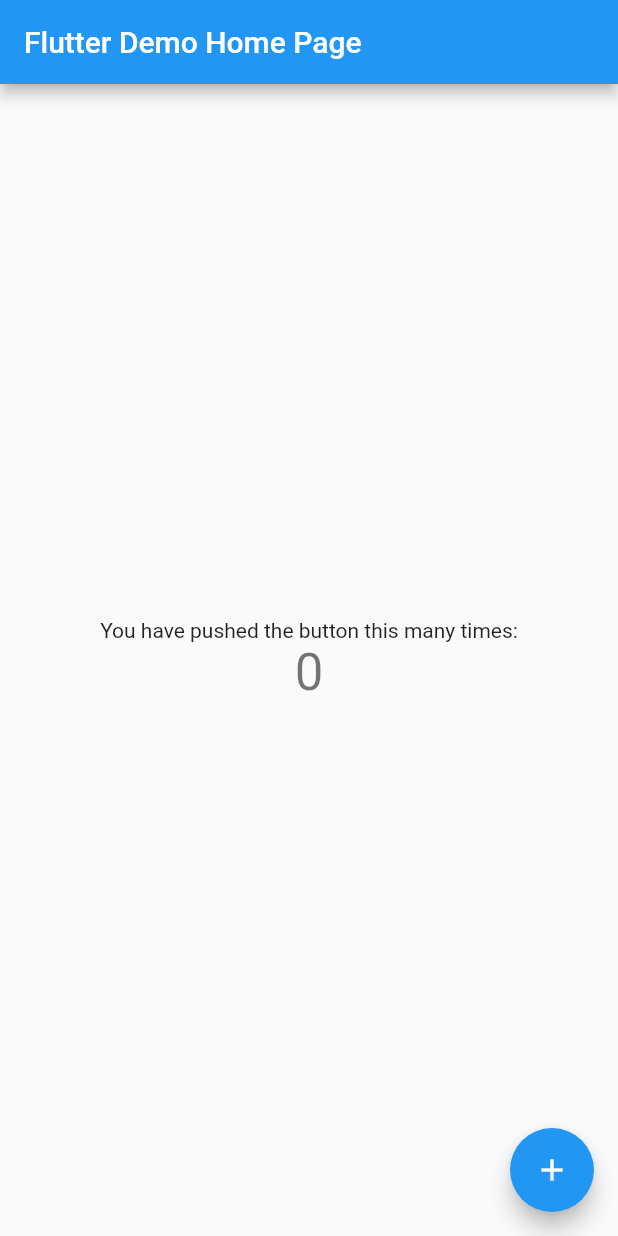
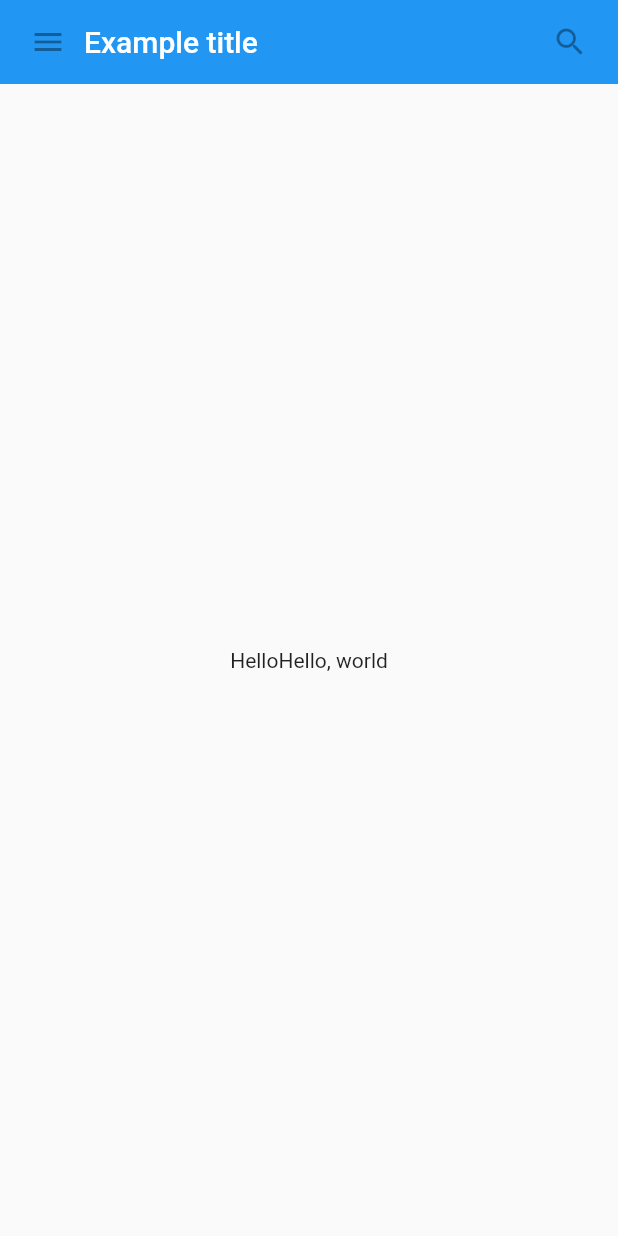
Before and after one commit to niwa-niwa/lesson-flutter, a Flutter app: the screen it shows after launch, on a phone screen of 412 x 824 dp. Run offline on Flutter 3.47's test engine with Material 2 defaults, Android fonts, the phone set to English and light mode, and no system bars.

Commit message:
basic widgets

```diff
--- a/lib/main.dart
+++ b/lib/main.dart
@@ -1,117 +1,68 @@
 import 'package:flutter/material.dart';
 
 void main() {
-  runApp(MyApp());
+  runApp(MaterialApp(
+    title: 'My app',
+    home: SafeArea(
+      child: MyScaffold(),
+    ),
+  ));
 }
 
-class MyApp extends StatelessWidget {
-  // This widget is the root of your application.
+
+class MyAppBar extends StatelessWidget{
+  MyAppBar({this.title});
+
+  final Widget title;
+
   @override
-  Widget build(BuildContext context) {
-    return MaterialApp(
-      title: 'Flutter Demo',
-      theme: ThemeData(
-        // This is the theme of your application.
-        //
-        // Try running your application with "flutter run". You'll see the
-        // application has a blue toolbar. Then, without quitting the app, try
-        // changing the primarySwatch below to Colors.green and then invoke
-        // "hot reload" (press "r" in the console where you ran "flutter run",
-        // or simply save your changes to "hot reload" in a Flutter IDE).
-        // Notice that the counter didn't reset back to zero; the application
-        // is not restarted.
-        primarySwatch: Colors.blue,
-        // This makes the visual density adapt to the platform that you run
-        // the app on. For desktop platforms, the controls will be smaller and
-        // closer together (more dense) than on mobile platforms.
-        visualDensity: VisualDensity.adaptivePlatformDensity,
+  Widget build(BuildContext context){
+    return Container(
+      height:56.0,
+      padding: const EdgeInsets.symmetric(horizontal: 8.0),
+      decoration: BoxDecoration(color: Colors.blue[500]),
+      child: Row(
+        children:<Widget>[
+          IconButton(
+            icon: Icon(Icons.menu),
+            tooltip:  'Navigation menu',
+            onPressed: null,
+          ),
+
+          Expanded(
+            child: title,
+          ),
+          IconButton(
+            icon: Icon(Icons.search),
+            tooltip: 'Search',
+            onPressed: null,
+          ),
+        ],
       ),
-      home: MyHomePage(title: 'Flutter Demo Home Page'),
     );
   }
 }
 
-class MyHomePage extends StatefulWidget {
-  MyHomePage({Key key, this.title}) : super(key: key);
 
-  // This widget is the home page of your application. It is stateful, meaning
-  // that it has a State object (defined below) that contains fields that affect
-  // how it looks.
-
-  // This class is the configuration for the state. It holds the values (in this
-  // case the title) provided by the parent (in this case the App widget) and
-  // used by the build method of the State. Fields in a Widget subclass are
-  // always marked "final".
-
-  final String title;
-
+class MyScaffold extends StatelessWidget {
   @override
-  _MyHomePageState createState() => _MyHomePageState();
-}
-
-class _MyHomePageState extends State<MyHomePage> {
-  int _counter = 0;
-
-  void _incrementCounter() {
-    setState(() {
-      // This call to setState tells the Flutter framework that something has
-      // changed in this State, which causes it to rerun the build method below
-      // so that the display can reflect the updated values. If we changed
-      // _counter without calling setState(), then the build method would not be
-      // called again, and so nothing would appear to happen.
-      _counter++;
-    });
-  }
-
-  @override
-  Widget build(BuildContext context) {
-    // This method is rerun every time setState is called, for instance as done
-    // by the _incrementCounter method above.
-    //
-    // The Flutter framework has been optimized to make rerunning build methods
-    // fast, so that you can just rebuild anything that needs updating rather
-    // than having to individually change instances of widgets.
-    return Scaffold(
-      appBar: AppBar(
-        // Here we take the value from the MyHomePage object that was created by
-        // the App.build method, and use it to set our appbar title.
-        title: Text(widget.title),
+  Widget build(BuildContext context){
+    return Material(
+      child: Column(
+        children: <Widget>[
+          MyAppBar(
+            title: Text(
+              'Example title',
+              style: Theme.of(context).primaryTextTheme.headline6,
+            ),
+          ),
+          Expanded(
+            child: Center(
+              child: Text('HelloHello, world'),
+            ),
+          ),
+        ],
       ),
-      body: Center(
-        // Center is a layout widget. It takes a single child and positions it
-        // in the middle of the parent.
-        child: Column(
-          // Column is also a layout widget. It takes a list of children and
-          // arranges them vertically. By default, it sizes itself to fit its
-          // children horizontally, and tries to be as tall as its parent.
-          //
-          // Invoke "debug painting" (press "p" in the console, choose the
-          // "Toggle Debug Paint" action from the Flutter Inspector in Android
-          // Studio, or the "Toggle Debug Paint" command in Visual Studio Code)
-          // to see the wireframe for each widget.
-          //
-          // Column has various properties to control how it sizes itself and
-          // how it positions its children. Here we use mainAxisAlignment to
-          // center the children vertically; the main axis here is the vertical
-          // axis because Columns are vertical (the cross axis would be
-          // horizontal).
-          mainAxisAlignment: MainAxisAlignment.center,
-          children: <Widget>[
-            Text(
-              'You have pushed the button this many times:',
-            ),
-            Text(
-              '$_counter',
-              style: Theme.of(context).textTheme.headline4,
-            ),
-          ],
-        ),
-      ),
-      floatingActionButton: FloatingActionButton(
-        onPressed: _incrementCounter,
-        tooltip: 'Increment',
-        child: Icon(Icons.add),
-      ), // This trailing comma makes auto-formatting nicer for build methods.
     );
   }
 }
```
